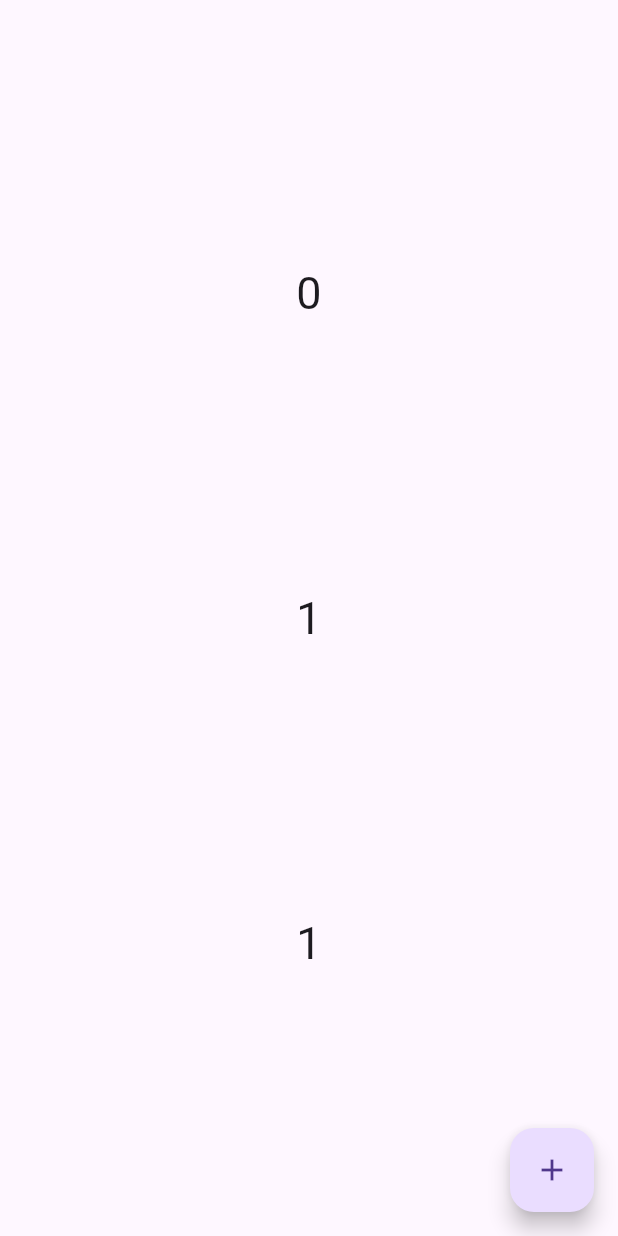
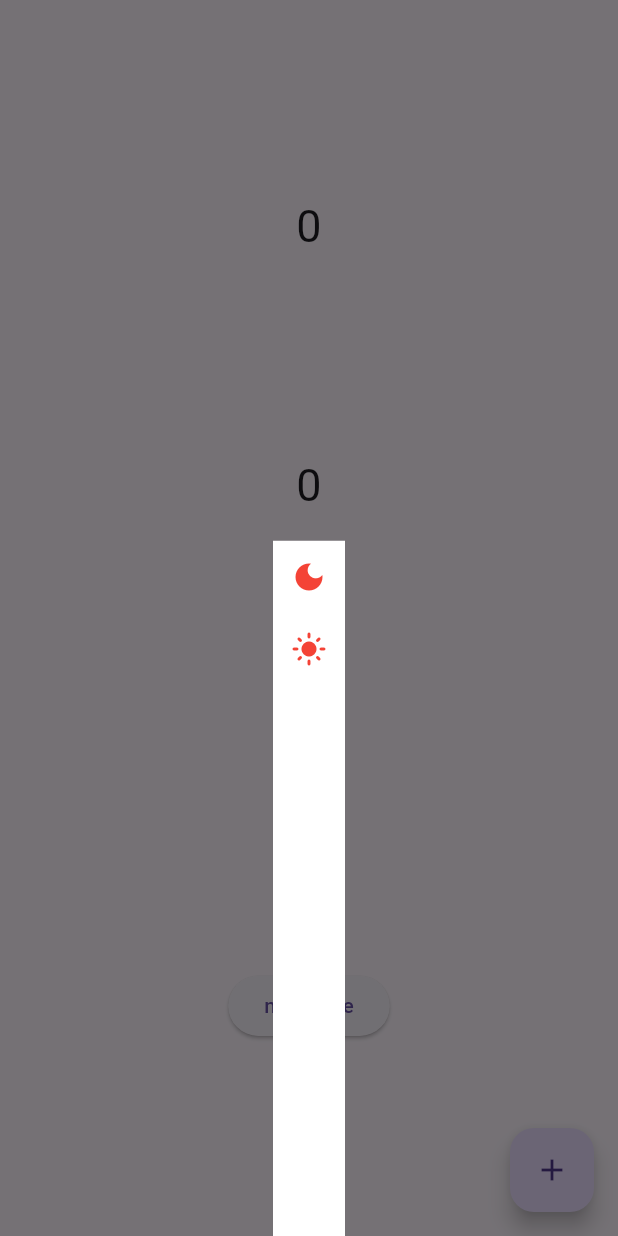
Before and after one commit to infoenum-testing/flutter_session, a Flutter app: the GetxDemo screen opened directly, after a tap on the "add" icon, on a phone screen of 412 x 824 dp. Run offline on Flutter 3.47's test engine with Material 3 defaults, Android fonts, the phone set to English and light mode, and no system bars; our stand-ins replace get; missing offline and left inert: dart:ffi; network calls fail.

Commit message:
working on api using getx

```diff
--- /dev/null
+++ b/lib/getxroute/getx_route_name.dart
@@ -0,0 +1,4 @@
+class RouteName {
+  static const getxdemo = "/";
+  static const homescreen = "/home";
+}
--- a/lib/main.dart
+++ b/lib/main.dart
@@ -1,5 +1,6 @@
 import 'package:flutter/cupertino.dart';
 import 'package:flutter/material.dart';
+import 'package:flutter_application_demo/getxroute/getx_rout.dart';
 import 'package:flutter_application_demo/route/route_name.dart';
 import 'package:flutter_application_demo/route/routes.dart';
 import 'package:flutter_application_demo/screens/Listview_and_gridview.dart';
@@ -37,7 +38,9 @@ class MyApp extends StatelessWidget {
     return GetMaterialApp(
       title: "prakhar",
       debugShowCheckedModeBanner: false,
-      home: GetxDemo(),
+
+      getPages: Getxrout.routing(),
+
       // initialRoute: RouteName.firstscreen,
       // routes: {
       //   FirstRoutScreen.id: (context) => FirstRoutScreen(),
--- a/lib/screens/bottom_navigation_bar.dart
+++ b/lib/screens/bottom_navigation_bar.dart
@@ -19,6 +19,7 @@ class _BottomNavigationbarState extends State<BottomNavigationbar> {
     SettingNevScrren(),
     ProfileNevScreen()
   ];
+
   @override
   Widget build(BuildContext context) {
     return Scaffold(
--- a/lib/screens/form_validation.dart
+++ b/lib/screens/form_validation.dart
@@ -103,8 +103,8 @@ class _FormValidationScreenState extends State<FormValidationScreen> {
             ElevatedButton(
                 onPressed: () {
                   if (_myformkey.currentState!.validate()) {
-                    Navigator.push(context,
-                        MaterialPageRoute(builder: (context) => HomeScreen()));
+                    // Navigator.push(context,
+                    //     MaterialPageRoute(builder: (context) => HomeScreen()));
                   }
 
                   // if (passwordController.text.isEmpty) {
--- a/lib/screens/getx_demo.dart
+++ b/lib/screens/getx_demo.dart
@@ -1,12 +1,22 @@
 import 'package:flutter/material.dart';
 import 'package:flutter_application_demo/controller/getx_controller.dart';
+import 'package:flutter_application_demo/getxroute/getx_route_name.dart';
+
+import 'package:flutter_application_demo/screens/home_screen.dart';
+import 'package:get/get.dart';
 import 'package:get/get_state_manager/get_state_manager.dart';
 import 'package:get/instance_manager.dart';
 
 class GetxDemo extends StatelessWidget {
   GetxDemo({super.key});
 
-  var getxdemoController = Get.put(GetxdemoController());
+  // var getxdemoController = Get.lazyPut<GetxdemoController>(
+  //     () => GetxdemoController(),
+  //     fenix: true,
+  //     tag: "demotag");
+  var getxdemoController = Get.put(
+    GetxdemoController(),
+  );
   @override
   Widget build(BuildContext context) {
     return Scaffold(
@@ -31,13 +41,66 @@ class GetxDemo extends StatelessWidget {
               builder: (controller) => Text(
                     "${controller.cout}",
                     style: TextStyle(fontSize: 30),
-                  ))
+                  )),
+          ElevatedButton(
+              onPressed: () {
+                // Navigator.push(context,
+                //     MaterialPageRoute(builder: (contxet) => HomeScreen()));
+                Get.to(HomeScreen());
+                Get.toNamed("/hone");
+                Get.toNamed(RouteName.homescreen,
+                    arguments: ["haider", "aayush"]);
+                Get.toNamed(RouteName.getxdemo,
+                    arguments: ["haider", "aayush"]);
+              },
+              child: Text("nextPage"))
         ],
       ),
       floatingActionButton: FloatingActionButton(
         onPressed: () {
           // getxdemoController.addFunction();
-          getxdemoController.addFunctionRective();
+          // getxdemoController.addFunctionRective();
+
+          // Get.defaultDialog(
+          //     titlePadding: EdgeInsets.only(top: 10),
+          //     title: "title",
+          //     contentPadding: EdgeInsets.all(20),
+          //     content: Text("are sure you want to delete this?"),
+          //     cancel: TextButton(
+          //         onPressed: () {
+          //           Navigator.pop(context);
+          //         },
+          //         child: Text("cancle")),
+          //     confirm: TextButton(
+          //         onPressed: () {
+          //           Navigator.pop(context);
+          //         },
+          //         child: Text("OK")));
+
+          Get.bottomSheet(Container(
+            color: Colors.white,
+            child: Column(
+              crossAxisAlignment: CrossAxisAlignment.start,
+              children: [
+                IconButton(
+                    onPressed: () {
+                      Get.changeTheme(ThemeData.dark());
+                    },
+                    icon: Icon(
+                      Icons.dark_mode,
+                      color: Colors.red,
+                    )),
+                IconButton(
+                    onPressed: () {
+                      Get.changeTheme(ThemeData.light());
+                    },
+                    icon: Icon(
+                      Icons.light_mode,
+                      color: Colors.red,
+                    )),
+              ],
+            ),
+          ));
         },
         child: Icon(Icons.add),
       ),
--- a/lib/screens/onbording_screen.dart
+++ b/lib/screens/onbording_screen.dart
@@ -46,9 +46,9 @@ class _OnbordingScreenState extends State<OnbordingScreen> {
 
   forwordAction() {
     if (pageisLast) {
-      Navigator.push(context, MaterialPageRoute(builder: ((context) {
-        return HomeScreen();
-      })));
+      // Navigator.push(context, MaterialPageRoute(builder: ((context) {
+      //   return HomeScreen();
+      // })));
     } else {
       _pageController.nextPage(
           duration: Duration(milliseconds: 200), curve: Curves.ease);
```
Also changed, not shown: lib/controller/getx_api_demo_controller.dart (added, +40 -0 lines), lib/getxroute/getx_rout.dart (added, +15 -0 lines), lib/screens/getx_api_demo.dart (added, +43 -0 lines), lib/screens/home_screen.dart (+29 -18 lines).
